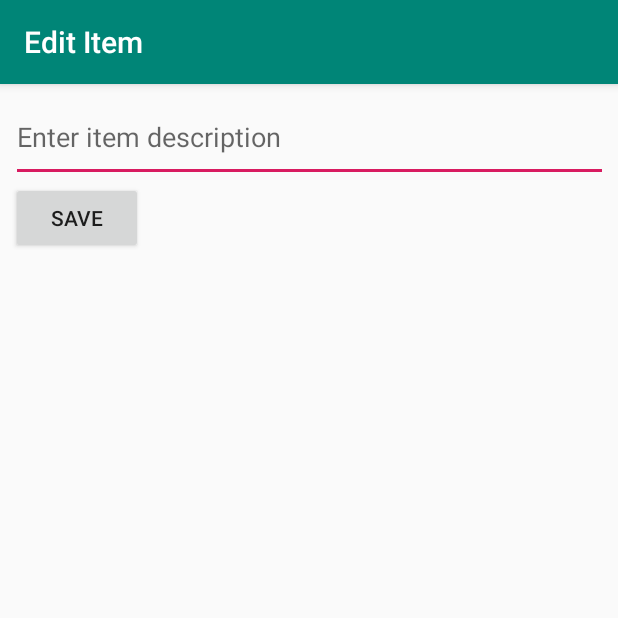
After one commit to dhs43/SimpleToDo, an Android app: the EditItemActivity screen opened directly, with no data from a screen before it, on a phone screen of 412 x 824 dp, the top half of it. The commit adds this screen. Run offline under Robolectric (Android 15) with nearby library versions, the phone set to English and light mode, and no system bars.

Commit message:
Implemented core functionality

```diff
--- a/app/src/main/AndroidManifest.xml
+++ b/app/src/main/AndroidManifest.xml
@@ -9,6 +9,7 @@
         android:roundIcon="@mipmap/ic_launcher_round"
         android:supportsRtl="true"
         android:theme="@style/AppTheme">
+        <activity android:name=".EditItemActivity"></activity>
         <activity android:name=".MainActivity">
             <intent-filter>
                 <action android:name="android.intent.action.MAIN" />
--- /dev/null
+++ b/app/src/main/java/com/example/simpletodo/EditItemActivity.java
@@ -0,0 +1,47 @@
+package com.example.simpletodo;
+
+import android.content.Intent;
+import android.os.Bundle;
+import android.support.v7.app.AppCompatActivity;
+import android.view.View;
+import android.widget.EditText;
+
+import static com.example.simpletodo.MainActivity.ITEM_POSITION;
+import static com.example.simpletodo.MainActivity.ITEM_TEXT;
+
+public class EditItemActivity extends AppCompatActivity {
+
+    //track edit text
+    EditText etItemText;
+    //track position of item in list
+    int position;
+
+    @Override
+    protected void onCreate(Bundle savedInstanceState) {
+        super.onCreate(savedInstanceState);
+        setContentView(R.layout.activity_edit_item);
+
+        //resolve the edit text from layout
+        etItemText = (EditText) findViewById(R.id.etItemText);
+        //set edit text value from intent extra
+        etItemText.setText(getIntent().getStringExtra(ITEM_TEXT));
+        // update position from intent extra
+        position = getIntent().getIntExtra(ITEM_POSITION, 0);
+        //update the title bar of the activity
+        getSupportActionBar().setTitle("Edit Item");
+    }
+
+    // handler for save button
+    public void onSaveItem(View v) {
+        //prepare new intent for result
+        Intent i = new Intent();
+        // pass updated item description to intent as extra
+        i.putExtra(ITEM_TEXT, etItemText.getText().toString());
+        // pass original position as extra
+        i.putExtra(ITEM_POSITION, position);
+        // set the intent as the result of the activity
+        setResult(RESULT_OK, i);
+        // close the activity and redirect to main
+        finish();
+    }
+}
--- /dev/null
+++ b/app/src/main/res/layout/activity_edit_item.xml
@@ -0,0 +1,35 @@
+<?xml version="1.0" encoding="utf-8"?>
+<android.support.constraint.ConstraintLayout xmlns:android="http://schemas.android.com/apk/res/android"
+    xmlns:app="http://schemas.android.com/apk/res-auto"
+    xmlns:tools="http://schemas.android.com/tools"
+    android:layout_width="match_parent"
+    android:layout_height="match_parent"
+    tools:context=".EditItemActivity">
+
+    <EditText
+        android:id="@+id/etItemText"
+        android:layout_width="398dp"
+        android:layout_height="60dp"
+        android:layout_marginStart="5dp"
+        android:layout_marginLeft="5dp"
+        android:layout_marginTop="5dp"
+        android:layout_marginEnd="5dp"
+        android:layout_marginRight="5dp"
+        android:ems="10"
+        android:hint="Enter item description"
+        android:inputType="textMultiLine"
+        app:layout_constraintEnd_toEndOf="parent"
+        app:layout_constraintStart_toStartOf="parent"
+        app:layout_constraintTop_toTopOf="parent" />
+
+    <Button
+        android:id="@+id/btnSave"
+        android:layout_width="wrap_content"
+        android:layout_height="wrap_content"
+        android:layout_marginStart="7dp"
+        android:layout_marginLeft="7dp"
+        android:onClick="onSaveItem"
+        android:text="Save"
+        app:layout_constraintStart_toStartOf="parent"
+        app:layout_constraintTop_toBottomOf="@+id/etItemText" />
+</android.support.constraint.ConstraintLayout>
```
Also changed, not shown: app/src/main/java/com/example/simpletodo/MainActivity.java (+45 -0 lines).
